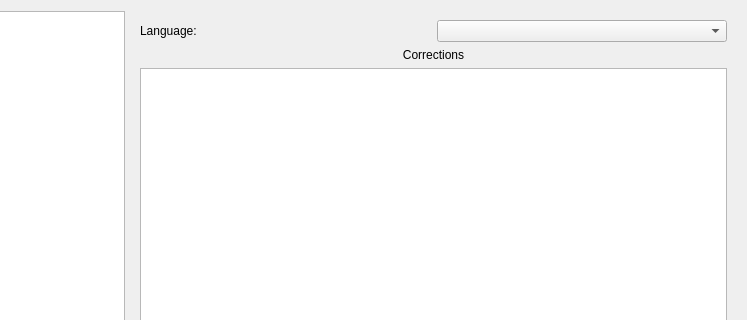
OneMoreGres/ScreenTranslator, file src/settingseditor.ui: the form before one commit; both pictures show x 142 to 889 and y 0 to 320 of the 889 by 549 pixel window.
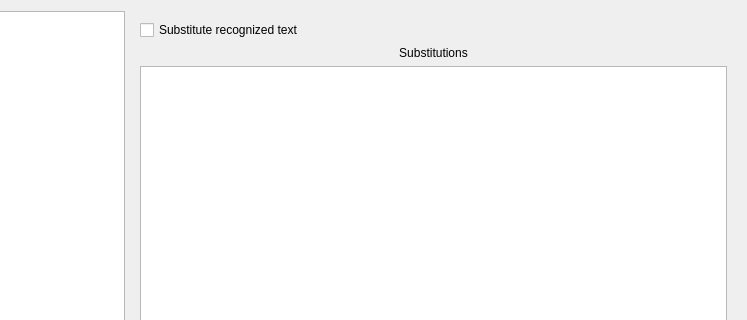
The form after the commit. The open tabs and pages were chosen to show the change. Custom widgets are drawn as their Qt base class.

Commit message: Allow edit user substitutions

```diff
--- a/src/settingseditor.ui
+++ b/src/settingseditor.ui
@@ -255,37 +255,28 @@
      </widget>
      <widget class="QWidget" name="pageCorrect">
       <layout class="QGridLayout" name="gridLayout_10">
-       <item row="0" column="0">
-        <widget class="QLabel" name="label_18">
-         <property name="toolTip">
-          <string>&lt;html&gt;&lt;head/&gt;&lt;body&gt;&lt;p&gt;Заполняется на основании содержания tessdata&lt;/p&gt;&lt;/body&gt;&lt;/html&gt;</string>
-         </property>
-         <property name="text">
-          <string>Language:</string>
-         </property>
-         <property name="buddy">
-          <cstring>tesseractLangCombo</cstring>
-         </property>
-        </widget>
-       </item>
-       <item row="0" column="1">
-        <widget class="QComboBox" name="correctLangCombo"/>
-       </item>
        <item row="1" column="0" colspan="2">
         <widget class="QLabel" name="label_11">
          <property name="toolTip">
           <string>&lt;html&gt;&lt;head/&gt;&lt;body&gt;&lt;p&gt;Символы, регулярно распознаваемые с ошибками. При обнаружении будут заменены на указанные.&lt;/p&gt;&lt;/body&gt;&lt;/html&gt;</string>
          </property>
          <property name="text">
-          <string>Corrections</string>
+          <string>Substitutions</string>
          </property>
          <property name="alignment">
           <set>Qt::AlignCenter</set>
          </property>
         </widget>
        </item>
+       <item row="0" column="0" colspan="2">
+        <widget class="QCheckBox" name="useUserSubstitutions">
+         <property name="text">
+          <string>Substitute recognized text</string>
+         </property>
+        </widget>
+       </item>
        <item row="2" column="0" colspan="2">
-        <widget class="QTableWidget" name="recognizerFixTable">
+        <widget class="SubstitutionsTable" name="userSubstitutionsTable">
          <property name="selectionBehavior">
           <enum>QAbstractItemView::SelectRows</enum>
          </property>
@@ -510,6 +501,13 @@
    </item>
   </layout>
  </widget>
+ <customwidgets>
+  <customwidget>
+   <class>SubstitutionsTable</class>
+   <extends>QTableWidget</extends>
+   <header>substitutionstable.h</header>
+  </customwidget>
+ </customwidgets>
  <tabstops>
   <tabstop>captureEdit</tabstop>
   <tabstop>repeatCaptureEdit</tabstop>
```
The commit also changes 7 other files.
